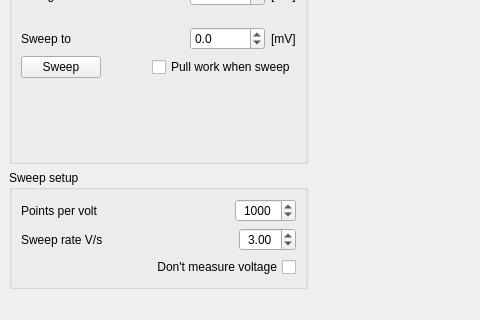
z80/digitizer, file software/digitizer/src/main_wnd.ui: the form before one commit; both pictures show x 0 to 480 and y 520 to 840 of the 898 by 840 pixel window.
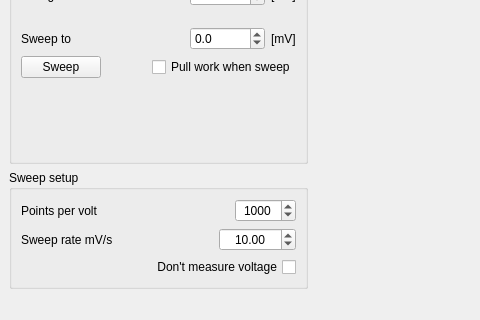
The form after the commit. Icons and pictures are not drawn.

Diff of the .ui file:
```diff
--- a/software/digitizer/src/main_wnd.ui
+++ b/software/digitizer/src/main_wnd.ui
@@ -677,7 +677,7 @@
           <item>
            <widget class="QLabel" name="label_16">
             <property name="text">
-             <string>Sweep rate V/s</string>
+             <string>Sweep rate mV/s</string>
             </property>
            </widget>
           </item>
@@ -703,13 +703,13 @@
              <double>0.010000000000000</double>
             </property>
             <property name="maximum">
-             <double>10.000000000000000</double>
+             <double>10000.000000000000000</double>
             </property>
             <property name="singleStep">
              <double>0.100000000000000</double>
             </property>
             <property name="value">
-             <double>3.000000000000000</double>
+             <double>10.000000000000000</double>
             </property>
            </widget>
           </item>
```
